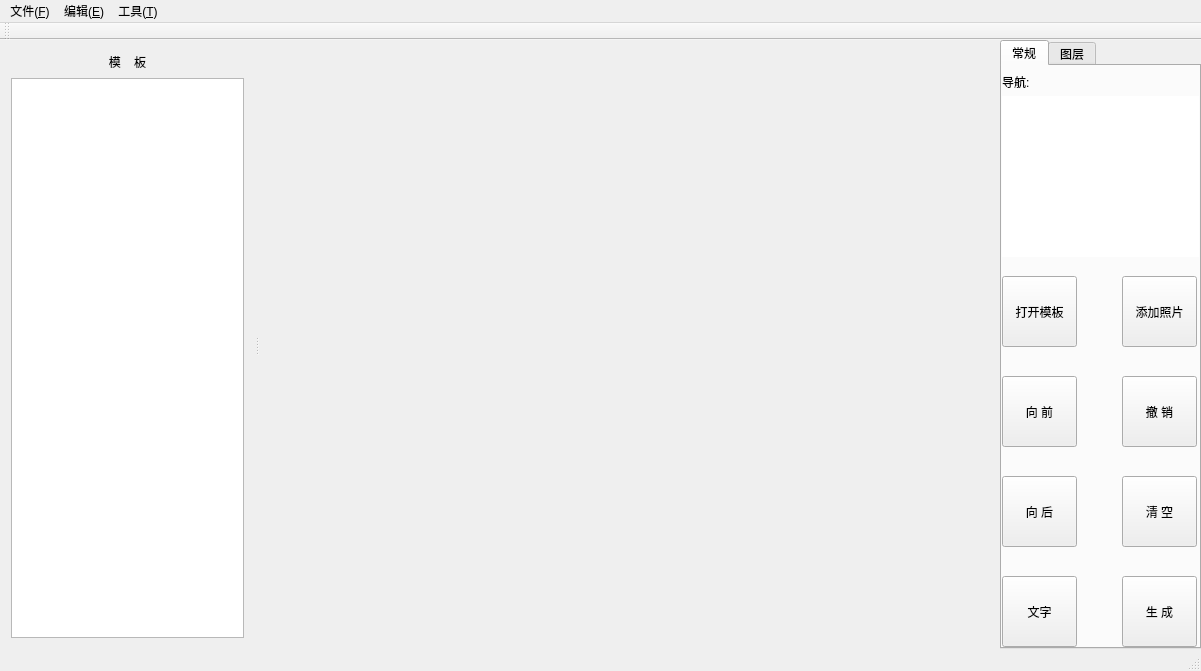
Above: MainWindow.ui from slug404/Photo before the change. Below: the same form after it.
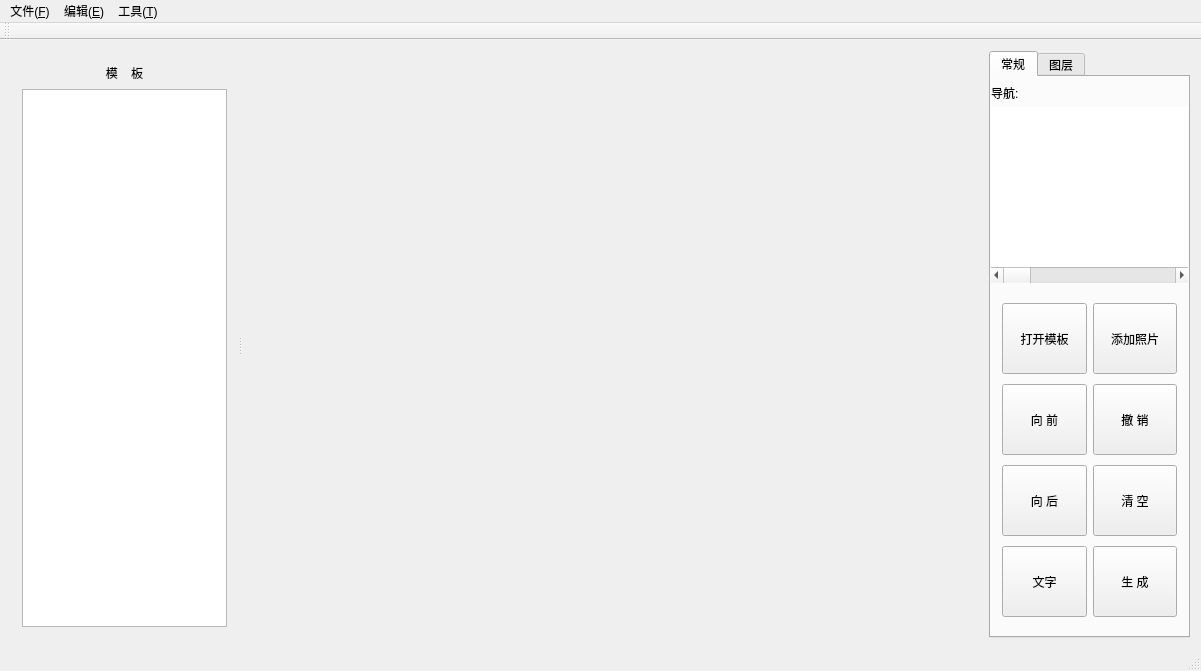
That is the form after the change. The open tabs and pages were chosen to show the change. Custom widgets are drawn as their Qt base class.

```diff
--- a/MainWindow.ui
+++ b/MainWindow.ui
@@ -15,12 +15,6 @@
   </property>
   <widget class="QWidget" name="centralWidget">
    <layout class="QGridLayout" name="gridLayout">
-    <property name="margin">
-     <number>0</number>
-    </property>
-    <property name="spacing">
-     <number>0</number>
-    </property>
     <item row="0" column="0">
      <widget class="QSplitter" name="splitter">
       <property name="orientation">
@@ -120,6 +114,21 @@
        <attribute name="title">
         <string>常规</string>
        </attribute>
+       <layout class="QGridLayout" name="gridLayout_5">
+        <property name="margin">
+         <number>0</number>
+        </property>
+        <property name="spacing">
+         <number>0</number>
+        </property>
+        <item row="0" column="0">
+         <widget class="QWidget" name="widget_2" native="true">
+          <property name="maximumSize">
+           <size>
+            <width>201</width>
+            <height>211</height>
+           </size>
+          </property>
        <widget class="QWidget" name="widgetMap" native="true">
         <property name="geometry">
          <rect>
@@ -145,129 +154,151 @@
          <string notr="true">background-color: rgb(255, 255, 255);</string>
         </property>
        </widget>
+          <widget class="QScrollBar" name="horizontalScrollBar">
+           <property name="geometry">
+            <rect>
+             <x>-1</x>
+             <y>190</y>
+             <width>199</width>
+             <height>16</height>
+            </rect>
+           </property>
+           <property name="orientation">
+            <enum>Qt::Horizontal</enum>
+           </property>
+          </widget>
+          <widget class="QLabel" name="label_2">
+           <property name="geometry">
+            <rect>
+             <x>0</x>
+             <y>0</y>
+             <width>121</width>
+             <height>31</height>
+            </rect>
+           </property>
+           <property name="maximumSize">
+            <size>
+             <width>16777215</width>
+             <height>31</height>
+            </size>
+           </property>
+           <property name="text">
+            <string>导航:</string>
+           </property>
+          </widget>
+         </widget>
+        </item>
+        <item row="1" column="0">
+         <widget class="QWidget" name="widget_3" native="true">
+          <layout class="QGridLayout" name="gridLayout_4">
+           <item row="0" column="0">
        <widget class="QPushButton" name="pushButtonOpenTemplate">
-        <property name="geometry">
-         <rect>
-          <x>0</x>
-          <y>210</y>
-          <width>75</width>
+             <property name="minimumSize">
+              <size>
+               <width>71</width>
           <height>71</height>
-         </rect>
+              </size>
         </property>
         <property name="text">
          <string>打开模板</string>
         </property>
        </widget>
+           </item>
+           <item row="0" column="1">
        <widget class="QPushButton" name="pushButtonAddPhoto">
-        <property name="geometry">
-         <rect>
-          <x>120</x>
-          <y>210</y>
-          <width>75</width>
+             <property name="minimumSize">
+              <size>
+               <width>71</width>
           <height>71</height>
-         </rect>
+              </size>
         </property>
         <property name="text">
          <string>添加照片</string>
         </property>
        </widget>
+           </item>
+           <item row="1" column="0">
        <widget class="QPushButton" name="pushButtonForward">
-        <property name="geometry">
-         <rect>
-          <x>0</x>
-          <y>310</y>
-          <width>75</width>
+             <property name="minimumSize">
+              <size>
+               <width>71</width>
           <height>71</height>
-         </rect>
+              </size>
         </property>
         <property name="text">
          <string>向 前</string>
         </property>
        </widget>
-       <widget class="QPushButton" name="pushButtonAddText">
-        <property name="geometry">
-         <rect>
-          <x>0</x>
-          <y>510</y>
-          <width>75</width>
+           </item>
+           <item row="1" column="1">
+            <widget class="QPushButton" name="pushButtonUndo">
+             <property name="minimumSize">
+              <size>
+               <width>71</width>
           <height>71</height>
-         </rect>
+              </size>
         </property>
         <property name="text">
-         <string>文字</string>
-        </property>
-       </widget>
+              <string>撤 销</string>
+             </property>
+            </widget>
+           </item>
+           <item row="2" column="0">
        <widget class="QPushButton" name="pushButtonBackward">
-        <property name="geometry">
-         <rect>
-          <x>0</x>
-          <y>410</y>
-          <width>75</width>
+             <property name="minimumSize">
+              <size>
+               <width>71</width>
           <height>71</height>
-         </rect>
+              </size>
         </property>
         <property name="text">
          <string>向 后</string>
         </property>
        </widget>
+           </item>
+           <item row="2" column="1">
        <widget class="QPushButton" name="pushButtonClear">
-        <property name="geometry">
-         <rect>
-          <x>120</x>
-          <y>410</y>
-          <width>75</width>
+             <property name="minimumSize">
+              <size>
+               <width>71</width>
           <height>71</height>
-         </rect>
+              </size>
         </property>
         <property name="text">
          <string>清 空</string>
         </property>
        </widget>
-       <widget class="QLabel" name="label_2">
-        <property name="geometry">
-         <rect>
-          <x>0</x>
-          <y>0</y>
-          <width>121</width>
-          <height>31</height>
-         </rect>
-        </property>
-        <property name="maximumSize">
+           </item>
+           <item row="3" column="0">
+            <widget class="QPushButton" name="pushButtonAddText">
+             <property name="minimumSize">
          <size>
-          <width>16777215</width>
-          <height>31</height>
-         </size>
-        </property>
-        <property name="text">
-         <string>导航:</string>
-        </property>
-       </widget>
-       <widget class="QPushButton" name="pushButtonUndo">
-        <property name="geometry">
-         <rect>
-          <x>120</x>
-          <y>310</y>
-          <width>75</width>
+               <width>71</width>
           <height>71</height>
-         </rect>
+              </size>
         </property>
         <property name="text">
-         <string>撤 销</string>
-        </property>
-       </widget>
+              <string>文字</string>
+             </property>
+            </widget>
+           </item>
+           <item row="3" column="1">
        <widget class="QPushButton" name="pushButtonBuild">
-        <property name="geometry">
-         <rect>
-          <x>120</x>
-          <y>510</y>
-          <width>75</width>
+             <property name="minimumSize">
+              <size>
+               <width>71</width>
           <height>71</height>
-         </rect>
+              </size>
         </property>
         <property name="text">
          <string>生 成</string>
         </property>
        </widget>
+           </item>
+          </layout>
+         </widget>
+        </item>
+       </layout>
       </widget>
       <widget class="QWidget" name="tab_2">
        <attribute name="title">
```
Left out of the diff: 21 changed lines with no effect on the pictures. Lines whose indentation alone changed are shown as unchanged.
